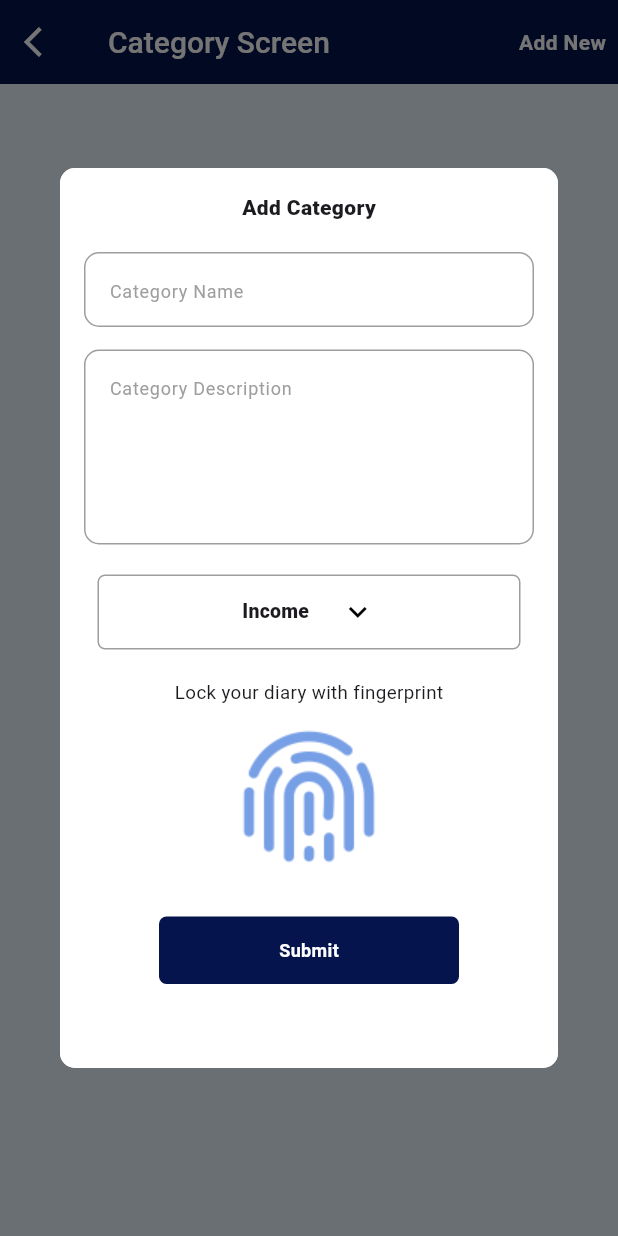
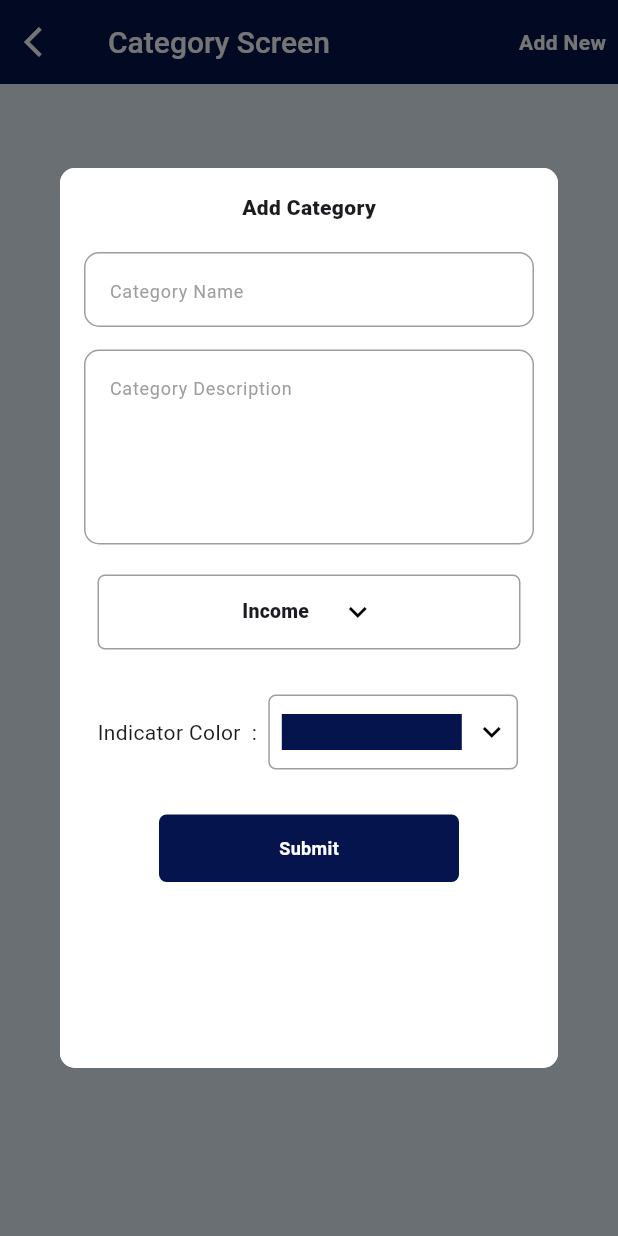
Before and after one commit to AthiraaAthi/project_way, a Flutter app: the CategoriesScreen screen opened directly, after a tap on "Add New", on a phone screen of 412 x 824 dp. Run offline on Flutter 3.47's test engine with Material 3 defaults, Android fonts, the phone set to English and light mode, and no system bars; our stand-ins replace carousel_slider, pinput, table_calendar.

Commit message:
completing category screen

```diff
--- a/lib/view/category_screen/category_screen.dart
+++ b/lib/view/category_screen/category_screen.dart
@@ -14,8 +14,19 @@ class _CategoriesScreenState extends State<CategoriesScreen> {
   final titleController = TextEditingController();
   final desController = TextEditingController();
   List<Map<String, String>> mylist = [];
-  List<String> categories = ["Income", "Food", "Notebooks"];
+  List<String> categories = [
+    "Income",
+    "Food",
+    "Notebooks",
+  ];
   String dropdownValue = "Income";
+  final List<Color> colors = [ColorConstant.defGreen, ColorConstant.defIndigo];
+  final List<String> colorNames = [
+    "Green",
+    "Blue",
+  ];
+
+  String selectedColorName = "Blue";
   @override
   Widget build(BuildContext context) {
     return Scaffold(
@@ -44,10 +55,10 @@ class _CategoriesScreenState extends State<CategoriesScreen> {
                   showDialog(
                     context: context,
                     builder: (context) {
-                      // Local state for the dialog
                       String localDropdownValue = dropdownValue;
-                      final localTitleController = TextEditingController();
-                      final localDesController = TextEditingController();
+                      String localSelectedColorName = selectedColorName;
+                      titleController.clear();
+                      desController.clear();
 
                       return StatefulBuilder(builder: (context, setState) {
                         return Dialog(
@@ -84,7 +95,7 @@ class _CategoriesScreenState extends State<CategoriesScreen> {
                                             borderRadius:
                                                 BorderRadius.circular(10)),
                                         child: TextField(
-                                          controller: localTitleController,
+                                          controller: titleController,
                                           decoration: InputDecoration(
                                             contentPadding:
                                                 EdgeInsets.symmetric(
@@ -110,7 +121,7 @@ class _CategoriesScreenState extends State<CategoriesScreen> {
                                             borderRadius:
                                                 BorderRadius.circular(10)),
                                         child: TextField(
-                                          controller: localDesController,
+                                          controller: desController,
                                           decoration: InputDecoration(
                                               contentPadding:
                                                   EdgeInsets.symmetric(
@@ -168,23 +179,63 @@ class _CategoriesScreenState extends State<CategoriesScreen> {
                                         ),
                                       ),
                                       SizedBox(
-                                        height: 20,
-                                      ),
-                                      Text(
-                                        "Lock your diary with fingerprint",
-                                        style: TextStyle(fontSize: 12.5),
-                                      ),
-                                      SizedBox(
-                                        height: 10,
+                                        height: 30,
                                       ),
                                       Container(
-                                        height: 100,
-                                        width: 100,
+                                        height: 50,
+                                        width: 282,
                                         decoration: BoxDecoration(
-                                          image: DecorationImage(
-                                            image: AssetImage(
-                                                ImageConstant.fingerPrint),
-                                          ),
+                                            borderRadius:
+                                                BorderRadius.circular(5)),
+                                        child: Row(
+                                          children: [
+                                            Text("Indicator Color  :  "),
+                                            Container(
+                                                height: 50,
+                                                width: 166.5,
+                                                decoration: BoxDecoration(
+                                                  border: Border.all(
+                                                      color: Colors.grey),
+                                                  borderRadius:
+                                                      BorderRadius.circular(5),
+                                                ),
+                                                child: DropdownButton<String>(
+                                                  icon: Icon(
+                                                    Icons.keyboard_arrow_down,
+                                                    color: Colors.black,
+                                                  ),
+                                                  underline: Container(),
+                                                  value: localSelectedColorName,
+                                                  items: colorNames.map<
+                                                          DropdownMenuItem<
+                                                              String>>(
+                                                      (String colorName) {
+                                                    return DropdownMenuItem<
+                                                        String>(
+                                                      value: colorName,
+                                                      child: Padding(
+                                                        padding:
+                                                            const EdgeInsets
+                                                                .all(8.0),
+                                                        child: Container(
+                                                          width: 120,
+                                                          height: 24,
+                                                          color: colors[
+                                                              colorNames.indexOf(
+                                                                  colorName)],
+                                                        ),
+                                                      ),
+                                                    );
+                                                  }).toList(),
+                                                  onChanged:
+                                                      (String? newValue) {
+                                                    setState(() {
+                                                      localSelectedColorName =
+                                                          newValue!;
+                                                    });
+                                                  },
+                                                ))
+                                          ],
                                         ),
                                       ),
                                       SizedBox(
@@ -194,17 +245,18 @@ class _CategoriesScreenState extends State<CategoriesScreen> {
                                         onTap: () {
                                           setState(() {
                                             mylist.add({
-                                              'title':
-                                                  localTitleController.text,
-                                              'description':
-                                                  localDesController.text,
+                                              'title': titleController.text,
+                                              'description': desController.text,
+                                              'color': localSelectedColorName,
                                             });
+                                            dropdownValue = localDropdownValue;
+                                            selectedColorName =
+                                                localSelectedColorName;
                                           });
 
                                           Navigator.pop(context);
                                           titleController.clear();
                                           desController.clear();
-
                                           setState(() {});
                                         },
                                         child: Container(
@@ -254,7 +306,7 @@ class _CategoriesScreenState extends State<CategoriesScreen> {
             itemBuilder: (context, index) => CategoryWidget(
                 title: mylist[index]['title']!,
                 description: mylist[index]['description']!,
-                color: Colors.green),
+                color: colors[colorNames.indexOf(mylist[index]['color']!)]),
           ),
         ));
   }
```
